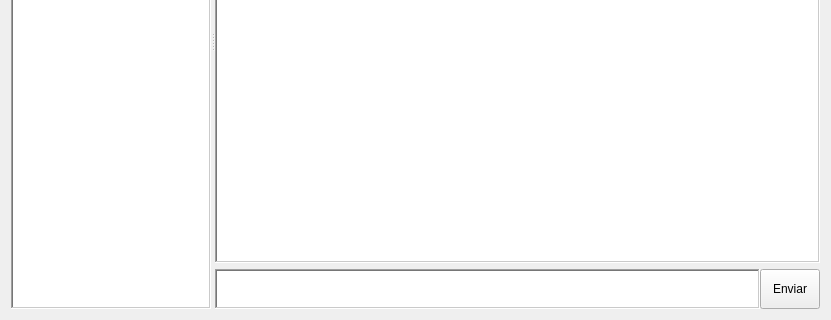
Qt form app/ChatTabWidget.ui (cskab46/SpreadChat) before a commit; both pictures show x 0 to 831 and y 238 to 558 of the 831 by 558 pixel window.
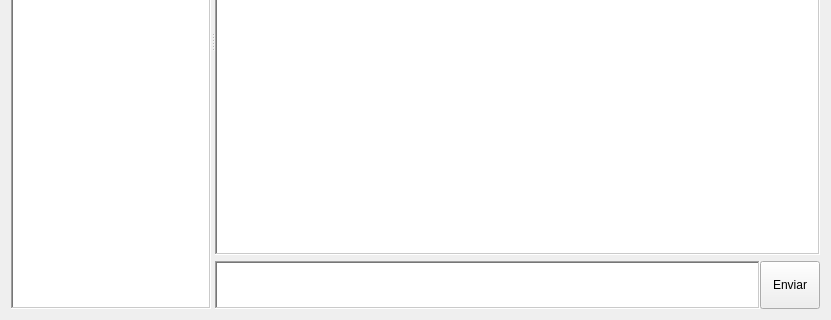
The same form after that commit.

```diff
--- a/app/ChatTabWidget.ui
+++ b/app/ChatTabWidget.ui
@@ -70,13 +70,13 @@
            <property name="minimumSize">
             <size>
              <width>0</width>
-             <height>40</height>
+             <height>48</height>
             </size>
            </property>
            <property name="maximumSize">
             <size>
              <width>16777215</width>
-             <height>40</height>
+             <height>48</height>
             </size>
            </property>
            <property name="frameShape">
```
Left out of the diff: 4 changed lines with no effect on the pictures.
